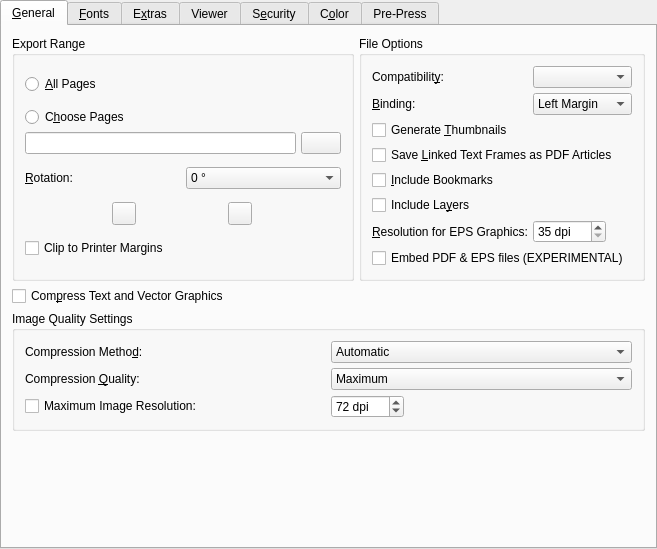
This is scribus/ui/tabpdfoptions.ui in HOST-Oman/scribus as Qt 5 draws it before an edit. The edited form follows.
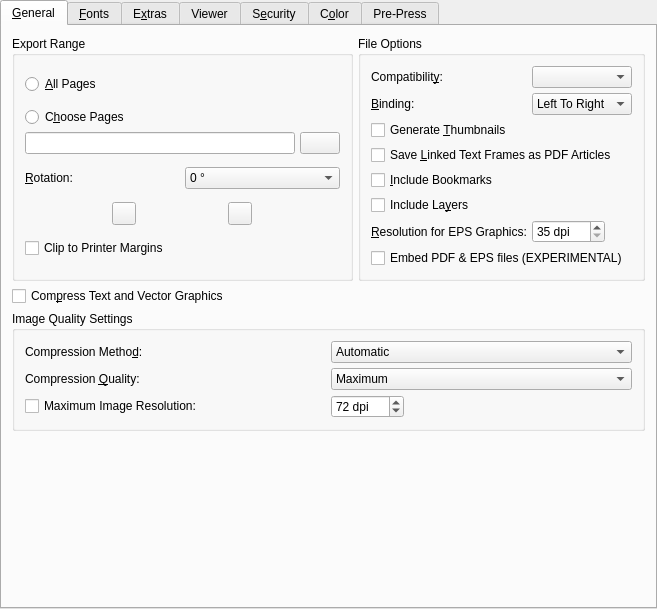
This is the edited form. Custom widgets are drawn as their Qt base class.

Commit message: refactor page binding switch  gui names for binding pages pase binding for single page layout  to pase it to pdf export

```diff
--- a/scribus/ui/tabpdfoptions.ui
+++ b/scribus/ui/tabpdfoptions.ui
@@ -7,7 +7,7 @@
     <x>0</x>
     <y>0</y>
     <width>657</width>
-    <height>549</height>
+    <height>609</height>
    </rect>
   </property>
   <property name="currentIndex">
@@ -238,7 +238,7 @@
            </property>
            <item>
             <property name="text">
-             <string>Left Margin</string>
+             <string>Left To Right</string>
             </property>
            </item>
            <item>
```
Left out of the diff: 2 changed lines with no effect on the pictures. The commit also changes 7 other files.
